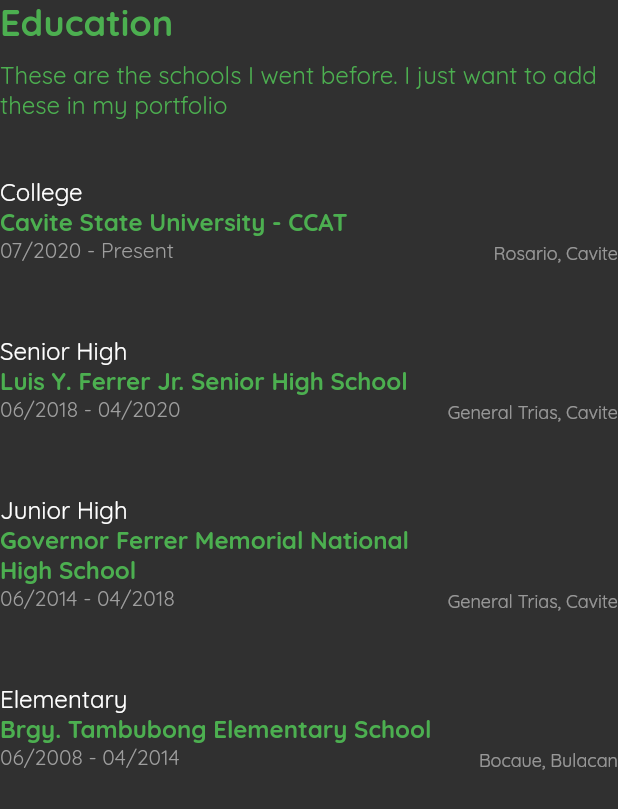
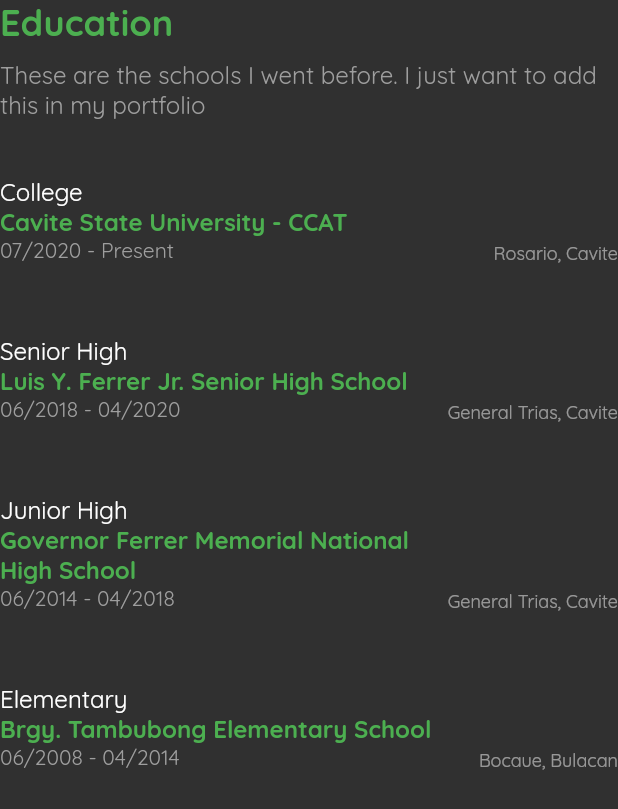
Before and after one commit to karlreginaldo/portfolio, a Flutter app: the EducationRight widget shown alone on an empty page, opened directly, on a phone screen of 412 x 824 dp. Shown: the top 809 px of the screen. Run offline on Flutter 3.47's test engine with Material 2 defaults, Android fonts, the phone set to English and light mode, and no system bars; our stand-ins replace carousel_slider, font_awesome_flutter, google_fonts, responsive_builder.

Commit message:
fix:bug#12

```diff
--- a/lib/components/education.dart
+++ b/lib/components/education.dart
@@ -25,7 +25,7 @@
         ),
         CustomRichText(
           fontSize: k16Size,
-          color: kGreen,
+          color: kGray,
           fontWeight: FontWeight.normal,
           title: kEducationDescription,
         ),
--- a/lib/constant/strings.dart
+++ b/lib/constant/strings.dart
@@ -8,7 +8,7 @@
 String drawerFooter = '© Jan Jan Tech | Karl Jan S. Reginaldo';
 String kEducationTitle = 'Education';
 String kEducationDescription =
-    'These are the schools I went before. I just want to add these in my portfolio';
+    'These are the schools I went before. I just want to add this in my portfolio';
 String kIntroTitle = 'Introduction';
 String kIntroName = 'KARL JAN S. REGINALDO';
 String kIntroSub1 = 'I create applications for Mobile, Web and Desktop';
```
